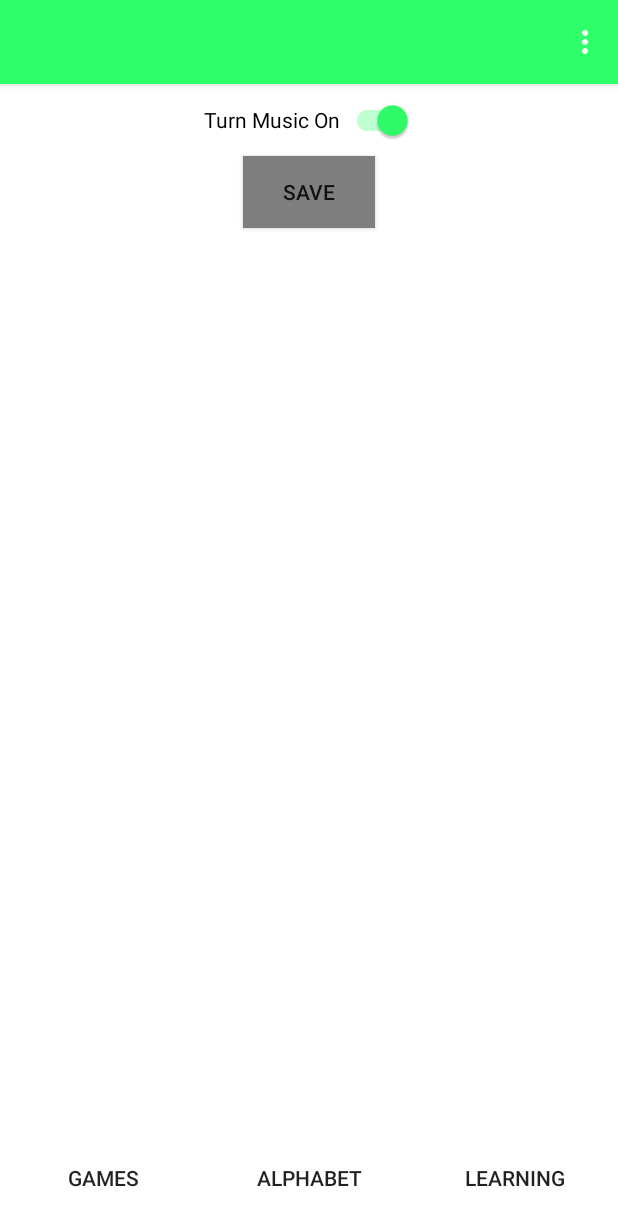
After one commit to radkoff26/english_for_kids, an Android app: the fragment SettingsFragment placed in its activity, on a phone screen of 412 x 824 dp. The commit adds this screen. Shown: the top 1226 px of the screen. Run offline under Robolectric (Android 15) with nearby library versions, the phone set to English and light mode, and no system bars.

Commit message:
added settings interaction

```diff
--- a/app/src/main/java/com/example/englishforkidsfinal/activities/MainActivity.java
+++ b/app/src/main/java/com/example/englishforkidsfinal/activities/MainActivity.java
@@ -7,6 +7,8 @@ import androidx.fragment.app.FragmentTransaction;
 
 import android.graphics.Color;
 import android.os.Bundle;
+import android.view.Menu;
+import android.view.MenuItem;
 import android.view.View;
 
 import com.example.englishforkidsfinal.R;
@@ -16,6 +18,7 @@ import com.example.englishforkidsfinal.fragments.GamesFragment;
 import com.example.englishforkidsfinal.fragments.HomeFragment;
 import com.example.englishforkidsfinal.fragments.LearningFragment;
 import com.example.englishforkidsfinal.fragments.MainLearningFragment;
+import com.example.englishforkidsfinal.fragments.SettingsFragment;
 import com.example.englishforkidsfinal.models.BackgroundMusic;
 
 import java.util.Arrays;
@@ -91,6 +94,22 @@ public class MainActivity extends AppCompatActivity {
     }
 
     @Override
+    public boolean onCreateOptionsMenu(Menu menu) {
+        getMenuInflater().inflate(R.menu.main_menu, menu);
+        MenuItem menuItem = menu.findItem(R.id.settings);
+        getSupportActionBar().setDisplayShowTitleEnabled(false);
+        menuItem.setOnMenuItemClickListener(new MenuItem.OnMenuItemClickListener() {
+            @Override
+            public boolean onMenuItemClick(MenuItem item) {
+                getSupportFragmentManager().beginTransaction().add(R.id.fragment, new SettingsFragment()).commit();
+                clearButtons();
+                return true;
+            }
+        });
+        return true;
+    }
+
+    @Override
     protected void onStop() {
         super.onStop();
         music.pause();
@@ -112,6 +131,12 @@ public class MainActivity extends AppCompatActivity {
                     .beginTransaction()
                     .add(R.id.fragment, new AlphabetFragment())
                     .commit();
+        } else if (fragments.get(fragments.size()-1).getClass() == SettingsFragment.class) {
+            clearButtons();
+            getSupportFragmentManager()
+                    .beginTransaction()
+                    .add(R.id.fragment, new HomeFragment())
+                    .commit();
         } else {
             clearButtons();
             getSupportFragmentManager()
@@ -120,4 +145,9 @@ public class MainActivity extends AppCompatActivity {
                     .commit();
         }
     }
+
+    public void nextTrack() {
+        music.updateAccess();
+        music.nextTrack();
+    }
 }
--- /dev/null
+++ b/app/src/main/java/com/example/englishforkidsfinal/fragments/SettingsFragment.java
@@ -0,0 +1,69 @@
+package com.example.englishforkidsfinal.fragments;
+
+import android.content.Context;
+import android.content.SharedPreferences;
+import android.os.Bundle;
+
+import androidx.appcompat.widget.AppCompatButton;
+import androidx.appcompat.widget.SwitchCompat;
+import androidx.fragment.app.Fragment;
+
+import android.view.LayoutInflater;
+import android.view.View;
+import android.view.ViewGroup;
+import android.widget.CompoundButton;
+
+import com.example.englishforkidsfinal.R;
+import com.example.englishforkidsfinal.activities.MainActivity;
+
+public class SettingsFragment extends Fragment {
+
+    private AppCompatButton saveChanges;
+    private SwitchCompat music;
+    private SharedPreferences sp;
+    private boolean isAccessed;
+
+    @Override
+    public View onCreateView(LayoutInflater inflater, ViewGroup container,
+                             Bundle savedInstanceState) {
+        View view = inflater.inflate(R.layout.fragment_settings, container, false);
+
+        sp = ((MainActivity) getActivity()).getSharedPreferences("settings", Context.MODE_PRIVATE);
+
+        saveChanges = view.findViewById(R.id.save_changes);
+        music = view.findViewById(R.id.switch_music);
+
+        isAccessed = sp.getBoolean("music", true);
+
+        saveChanges.setClickable(false);
+        saveChanges.setFocusable(false);
+        saveChanges.setBackgroundColor(getResources().getColor(R.color.disabled_button));
+
+        music.setChecked(isAccessed);
+
+        music.setOnCheckedChangeListener((buttonView, isChecked) -> {
+            if (isChecked != isAccessed) {
+                saveChanges.setClickable(true);
+                saveChanges.setFocusable(true);
+                saveChanges.setBackgroundColor(getResources().getColor(R.color.main));
+            } else {
+                saveChanges.setClickable(false);
+                saveChanges.setFocusable(false);
+                saveChanges.setBackgroundColor(getResources().getColor(R.color.disabled_button));
+            }
+        });
+
+        saveChanges.setOnClickListener((View.OnClickListener) v -> {
+            SharedPreferences sp = ((MainActivity) getActivity()).getSharedPreferences("settings", Context.MODE_PRIVATE);
+
+            SharedPreferences.Editor editor = sp.edit();
+            editor.putBoolean("music", music.isChecked());
+            editor.apply();
+
+            ((MainActivity) getActivity()).nextTrack();
+            ((MainActivity) getActivity()).onBackPressed();
+        });
+
+        return view;
+    }
+}
--- a/app/src/main/java/com/example/englishforkidsfinal/models/BackgroundMusic.java
+++ b/app/src/main/java/com/example/englishforkidsfinal/models/BackgroundMusic.java
@@ -1,6 +1,7 @@
 package com.example.englishforkidsfinal.models;
 
 import android.content.Context;
+import android.content.SharedPreferences;
 import android.media.MediaPlayer;
 import android.util.Log;
 
@@ -13,12 +14,16 @@ public class BackgroundMusic extends Thread {
     private MediaPlayer mp;
     private Context ctx;
     private boolean isPlaying;
+    private boolean isAccessedToPlay;
+    private SharedPreferences sp;
 
     public BackgroundMusic(List<Integer> tracks, Context ctx) {
         this.tracks = tracks;
         this.ctx = ctx;
         randomizeTrack();
         mp = MediaPlayer.create(ctx, tracks.get(idOfTrack));
+        sp = ctx.getSharedPreferences("settings", Context.MODE_PRIVATE);
+        updateAccess();
     }
 
     private void randomizeTrack() {
@@ -27,6 +32,8 @@ public class BackgroundMusic extends Thread {
 
     @Override
     public void run() {
+        updateAccess();
+        if (isAccessedToPlay) {
             mp.start();
             isPlaying = true;
             while (isPlaying) {
@@ -35,18 +42,25 @@ public class BackgroundMusic extends Thread {
                 }
             }
         }
+    }
 
     public void pause() {
+        updateAccess();
+        if (isAccessedToPlay) {
             isPlaying = false;
             if (mp != null && mp.isPlaying()) {
                 mp.pause();
             }
         }
+    }
 
     public void resumeMusic() {
+        updateAccess();
+        if (isAccessedToPlay) {
             isPlaying = true;
             if (mp != null && !mp.isPlaying()) {
                 mp.start();
+            }
         }
     }
 
@@ -54,14 +68,27 @@ public class BackgroundMusic extends Thread {
         isPlaying = false;
     }
 
-    // test void
     public void nextTrack() {
+        updateAccess();
+        if (isAccessedToPlay) {
             int id = idOfTrack;
             while (idOfTrack == id) {
                 randomizeTrack();
             }
+            if (mp != null) {
                 mp.pause();
+            }
             mp = MediaPlayer.create(ctx, tracks.get(idOfTrack));
             mp.start();
+        } else {
+            if (mp != null) {
+                mp.pause();
+            }
+            stopPlaying();
         }
     }
+
+    public void updateAccess() {
+        isAccessedToPlay = sp.getBoolean("music", true);
+    }
+}
--- a/app/src/main/res/layout/activity_main.xml
+++ b/app/src/main/res/layout/activity_main.xml
@@ -1,16 +1,17 @@
 <?xml version="1.0" encoding="utf-8"?>
 <LinearLayout xmlns:android="http://schemas.android.com/apk/res/android"
     xmlns:tools="http://schemas.android.com/tools"
+    android:id="@+id/main_ll"
     android:layout_width="match_parent"
     android:layout_height="match_parent"
-    tools:context=".activities.MainActivity"
-    android:orientation="vertical">
+    android:orientation="vertical"
+    tools:context=".activities.MainActivity">
 
     <FrameLayout
         android:id="@+id/fragment"
         android:layout_width="match_parent"
         android:layout_height="0dp"
-        android:layout_weight="9"/>
+        android:layout_weight="9" />
 
     <LinearLayout
         android:layout_width="match_parent"
@@ -23,24 +24,24 @@
             android:layout_width="0dp"
             android:layout_height="match_parent"
             android:layout_weight="1"
-            android:text="Games"
-            android:background="@color/white"/>
+            android:background="@color/white"
+            android:text="Games" />
 
         <androidx.appcompat.widget.AppCompatButton
             android:id="@+id/alphabet"
             android:layout_width="0dp"
             android:layout_height="match_parent"
             android:layout_weight="1"
-            android:text="Alphabet"
-            android:background="@color/white"/>
+            android:background="@color/white"
+            android:text="Alphabet" />
 
         <androidx.appcompat.widget.AppCompatButton
             android:id="@+id/learning"
             android:layout_width="0dp"
             android:layout_height="match_parent"
             android:layout_weight="1"
-            android:text="Learning"
-            android:background="@color/white"/>
+            android:background="@color/white"
+            android:text="Learning" />
 
     </LinearLayout>
 
--- /dev/null
+++ b/app/src/main/res/layout/fragment_settings.xml
@@ -0,0 +1,27 @@
+<?xml version="1.0" encoding="utf-8"?>
+<LinearLayout xmlns:android="http://schemas.android.com/apk/res/android"
+    android:layout_width="match_parent"
+    android:layout_height="match_parent"
+    android:background="@color/white"
+    android:clickable="true"
+    android:focusable="true"
+    android:orientation="vertical">
+
+
+    <androidx.appcompat.widget.SwitchCompat
+        android:id="@+id/switch_music"
+        android:layout_width="wrap_content"
+        android:layout_height="wrap_content"
+        android:layout_gravity="center"
+        android:text="Turn Music On" />
+
+    <androidx.appcompat.widget.AppCompatButton
+        android:id="@+id/save_changes"
+        android:layout_width="wrap_content"
+        android:layout_height="wrap_content"
+        android:layout_gravity="center"
+        android:background="@color/main"
+        android:text="Save" />
+
+
+</LinearLayout>
--- /dev/null
+++ b/app/src/main/res/menu/main_menu.xml
@@ -0,0 +1,7 @@
+<?xml version="1.0" encoding="utf-8"?>
+<menu xmlns:android="http://schemas.android.com/apk/res/android">
+
+    <item
+        android:id="@+id/settings"
+        android:title="Settings" />
+</menu>
--- a/app/src/main/res/values-night/themes.xml
+++ b/app/src/main/res/values-night/themes.xml
@@ -2,15 +2,16 @@
     <!-- Base application theme. -->
     <style name="Theme.EnglishForKidsFinal" parent="Theme.MaterialComponents.DayNight.DarkActionBar">
         <!-- Primary brand color. -->
-        <item name="colorPrimary">@color/purple_200</item>
-        <item name="colorPrimaryVariant">@color/purple_700</item>
+        <item name="colorPrimary">@color/main</item>
+        <item name="colorPrimaryVariant">@color/main_secondary</item>
         <item name="colorOnPrimary">@color/black</item>
         <!-- Secondary brand color. -->
-        <item name="colorSecondary">@color/teal_200</item>
-        <item name="colorSecondaryVariant">@color/teal_200</item>
+        <item name="colorSecondary">@color/main</item>
+        <item name="colorSecondaryVariant">@color/main</item>
         <item name="colorOnSecondary">@color/black</item>
         <!-- Status bar color. -->
         <item name="android:statusBarColor" tools:targetApi="l">?attr/colorPrimaryVariant</item>
         <!-- Customize your theme here. -->
+        <item name="android:windowFullscreen">true</item>
     </style>
 </resources>
--- a/app/src/main/res/values/colors.xml
+++ b/app/src/main/res/values/colors.xml
@@ -7,4 +7,7 @@
     <color name="teal_700">#FF018786</color>
     <color name="black">#FF000000</color>
     <color name="white">#FFFFFFFF</color>
+    <color name="main">#2FFF69</color>
+    <color name="main_secondary">#5DFF8A</color>
+    <color name="disabled_button">#7E7E7E</color>
 </resources>
--- a/app/src/main/res/values/themes.xml
+++ b/app/src/main/res/values/themes.xml
@@ -2,15 +2,16 @@
     <!-- Base application theme. -->
     <style name="Theme.EnglishForKidsFinal" parent="Theme.MaterialComponents.DayNight.DarkActionBar">
         <!-- Primary brand color. -->
-        <item name="colorPrimary">@color/purple_500</item>
-        <item name="colorPrimaryVariant">@color/purple_700</item>
+        <item name="colorPrimary">@color/main</item>
+        <item name="colorPrimaryVariant">@color/main_secondary</item>
         <item name="colorOnPrimary">@color/white</item>
         <!-- Secondary brand color. -->
-        <item name="colorSecondary">@color/teal_200</item>
-        <item name="colorSecondaryVariant">@color/teal_700</item>
+        <item name="colorSecondary">@color/main</item>
+        <item name="colorSecondaryVariant">@color/main</item>
         <item name="colorOnSecondary">@color/black</item>
         <!-- Status bar color. -->
         <item name="android:statusBarColor" tools:targetApi="l">?attr/colorPrimaryVariant</item>
         <!-- Customize your theme here. -->
+        <item name="android:windowFullscreen">true</item>
     </style>
 </resources>
```
Also changed, not shown: 55 other files. Lines whose indentation alone changed are shown as unchanged.
